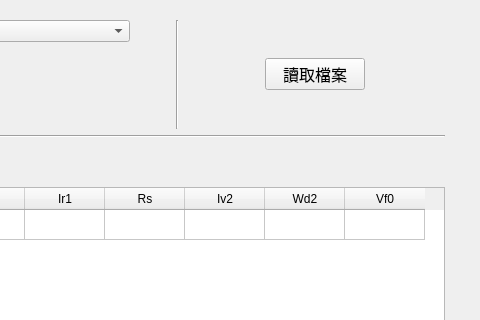
The window that mainUI.ui (ChienYaHung/20240708_wafermapping_UI_practice) describes before a commit, drawn with Qt 5; both pictures show x 496 to 976 and y 0 to 320 of the 976 by 613 pixel window.
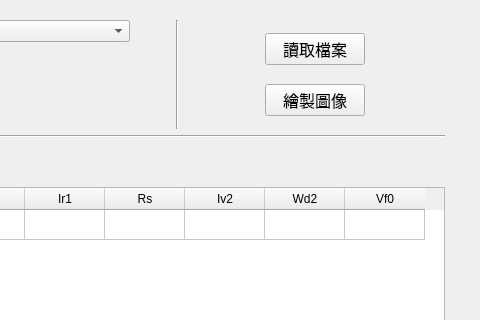
The same window after the commit.

What changed in the file:
```diff
--- a/mainUI.ui
+++ b/mainUI.ui
@@ -271,6 +271,8 @@
         </spacer>
        </item>
        <item>
+        <layout class="QVBoxLayout" name="verticalLayout_5">
+         <item>
         <widget class="QPushButton" name="read_data_button">
          <property name="minimumSize">
           <size>
@@ -289,6 +291,20 @@
         </widget>
        </item>
        <item>
+          <widget class="QPushButton" name="mapping_button">
+           <property name="font">
+            <font>
+             <pointsize>12</pointsize>
+            </font>
+           </property>
+           <property name="text">
+            <string>繪製圖像</string>
+           </property>
+          </widget>
+         </item>
+        </layout>
+       </item>
+       <item>
         <spacer name="horizontalSpacer_6">
          <property name="orientation">
           <enum>Qt::Horizontal</enum>
```
Left out of the diff: 2 changed lines with no effect on the pictures. Lines whose indentation alone changed are shown as unchanged.
